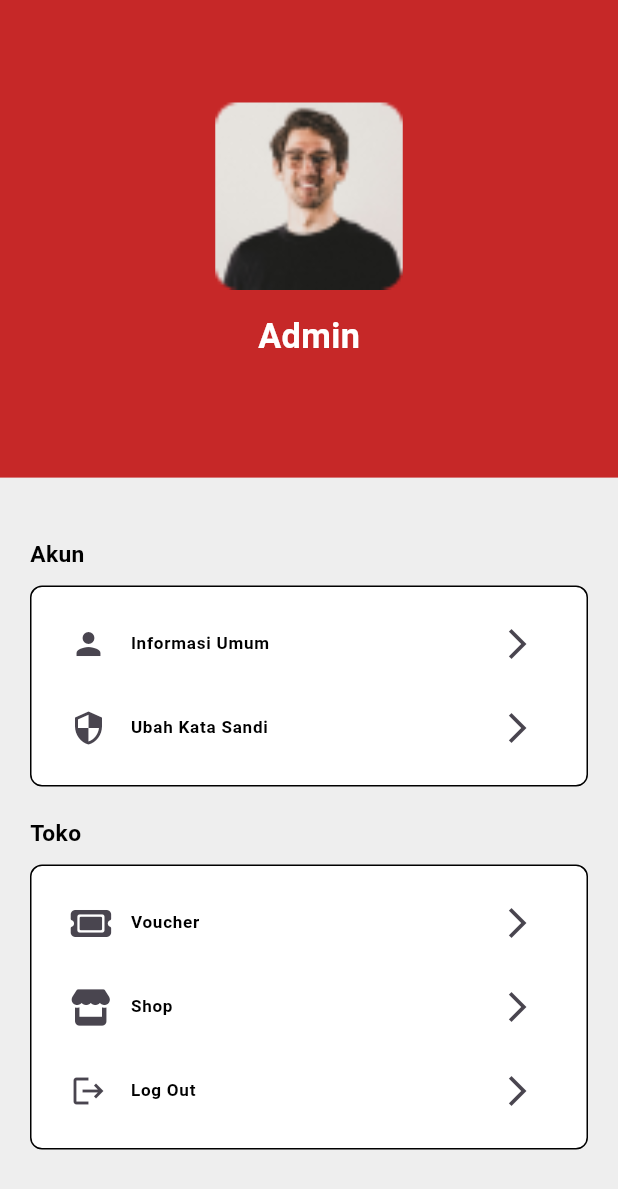
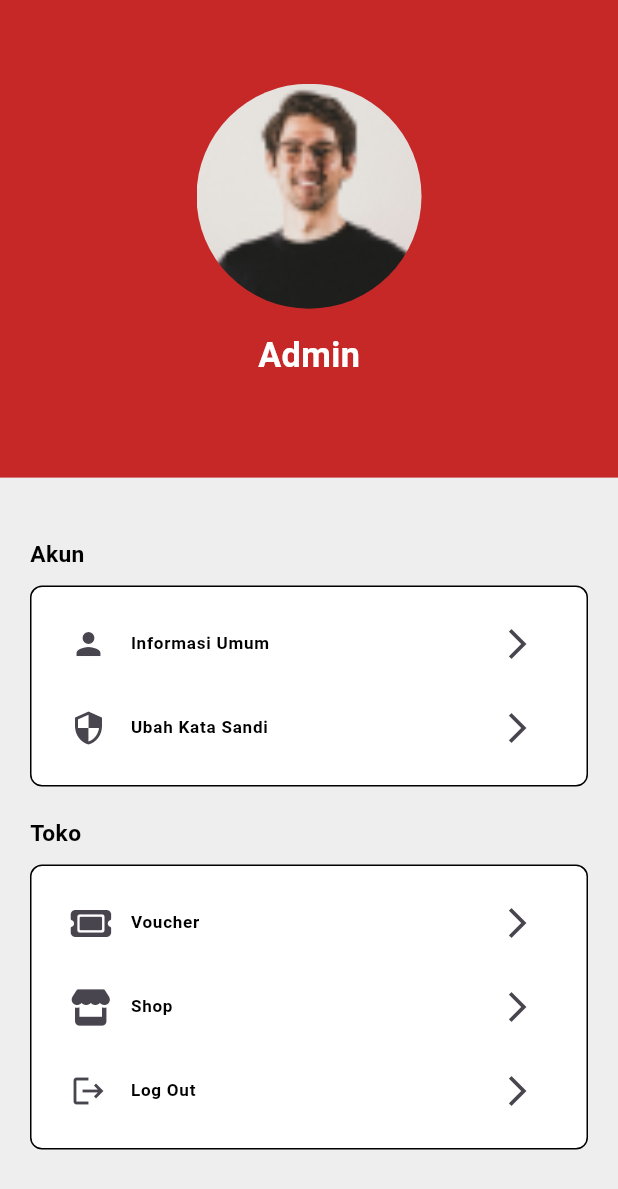
Before and after one commit to Shade2012/warmindo_admin_ui, a Flutter app: the SettingsPage screen opened by its route, on a phone screen of 412 x 824 dp. Shown: the top 1189 px of the screen. Run offline on Flutter 3.47's test engine with Material 3 defaults, Android fonts, the phone set to English and light mode, and no system bars; our stand-ins replace animated_custom_dropdown, flutter_svg, font_awesome_flutter, get, google_fonts, syncfusion_flutter_charts; Roboto replaces fonts that are missing (Oxygen).

Commit message:
style: [AF] change photo shape on setting-page

```diff
--- a/lib/pages/setting_page/view/settings_page.dart
+++ b/lib/pages/setting_page/view/settings_page.dart
@@ -1,4 +1,5 @@
 import 'package:flutter/material.dart';
+import 'package:flutter/widgets.dart';
 import 'package:font_awesome_flutter/font_awesome_flutter.dart';
 import 'package:get/get.dart';
 import 'package:warmindo_admin_ui/pages/widget/bottom_sheet_shop.dart';
@@ -38,12 +39,11 @@ class SettingsPage extends StatelessWidget {
                 child: Column(
                   mainAxisAlignment: MainAxisAlignment.center,
                   children: [
-                    ClipRRect(
-                      borderRadius: BorderRadius.circular(8),
+                    ClipOval(
                       child: Image.asset(
                         Images.userImage,
-                        width: 125,
-                        height: 125,
+                        width: 150,
+                        height: 150,
                         fit: BoxFit.cover,
                         alignment: Alignment.center,
                       ),
```
